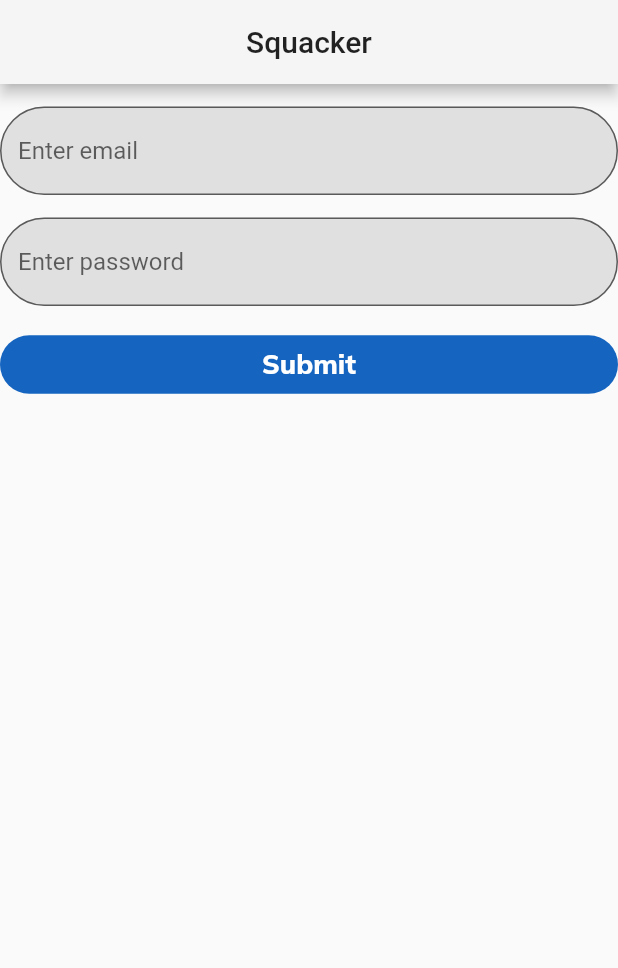
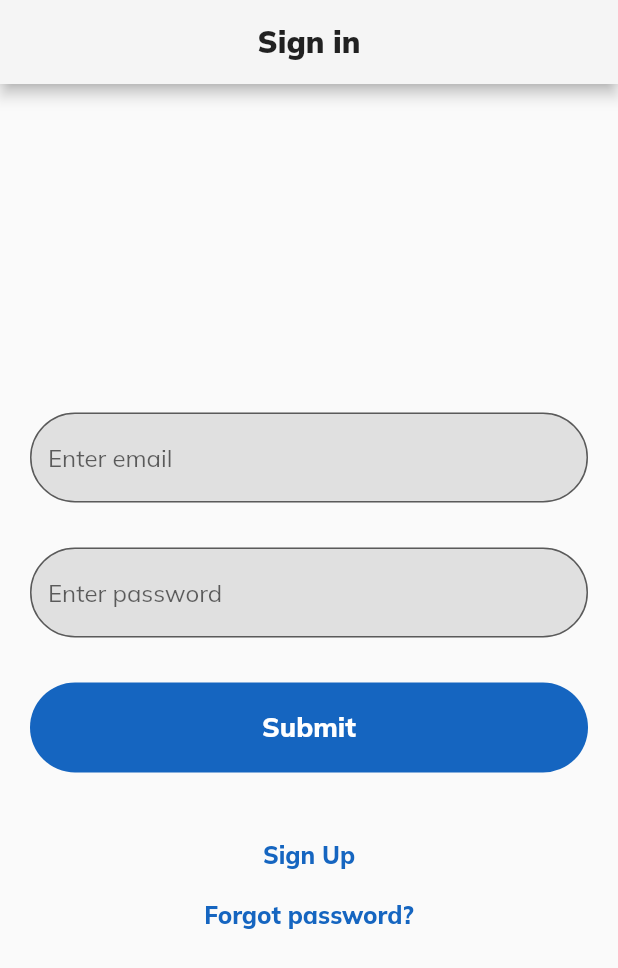
Before and after one commit to treserio/holbertonschool-twitter_clone, a Flutter app: the screen it shows after launch, on a phone screen of 412 x 824 dp. Shown: the top 968 px of the screen. Run offline on Flutter 3.47's test engine with Material 2 defaults, Android fonts, the light colour scheme and no system bars; our stand-ins replace google_fonts.

Commit message:
3 SignIn page init

```diff
--- a/twitter/lib/main.dart
+++ b/twitter/lib/main.dart
@@ -1,6 +1,8 @@
 import 'package:flutter/material.dart';
 import './widgets/entry_field.dart';
 import './widgets/flat_button.dart';
+import './screens/signin_screen.dart';
+import 'package:google_fonts/google_fonts.dart';
 
 void main() {
   runApp(const MyApp());
@@ -26,33 +28,12 @@ class MyApp extends StatelessWidget {
                 borderRadius: BorderRadius.circular(30),
               ),
             ),
+            minimumSize: MaterialStateProperty.all<Size>(const Size(0, 60)),
           ),
         ),
+        textTheme: GoogleFonts.mulishTextTheme()
       ),
-      home: Scaffold(
-        appBar: AppBar(
-          backgroundColor: Colors.grey.shade100,
-          foregroundColor: Colors.black87,
-          title: const Center(
-            child: Text(
-              'Squacker',
-              textAlign: TextAlign.center,
-            )
-          ),
-        ),
-        body: ListView(
-          children: [
-            EntryField(
-              hint: 'Enter email',
-            ),
-            EntryField(
-              hint: 'Enter password',
-              isPassword: true,
-            ),
-            const FlatButton(),
-          ]
-        )
-      )
+      home: const SignIn(),
     );
   }
 }
--- a/twitter/lib/screens/signin_screen.dart
+++ b/twitter/lib/screens/signin_screen.dart
@@ -1,5 +1,5 @@
 import 'dart:core';
-import 'dart:html';
+// import 'dart:html';
 // import 'dart:convert';
 // import 'package:http/http.dart' as http;
 import 'package:flutter/material.dart';
@@ -34,5 +34,84 @@ class _SignInState extends State<SignIn> {
   }
 
   @override
-  Widget build(BuildContext context) => const Text('stuff');
+  Widget build(BuildContext context) => Scaffold(
+    appBar: AppBar(
+      backgroundColor: Colors.grey.shade100,
+      foregroundColor: Colors.black87,
+      title: const Center(
+        child: Text(
+          'Sign in',
+          textAlign: TextAlign.center,
+          style: TextStyle(
+            fontWeight: FontWeight.w900,
+          )
+        )
+      ),
+    ),
+    body: Center(
+      child: ListView(
+        padding: const EdgeInsetsDirectional.only(
+          start: 20,
+          end: 20,
+        ),
+        shrinkWrap: true,
+        children: [
+          EntryField(
+            hint: 'Enter email',
+            controller: _emailController,
+          ),
+          EntryField(
+            hint: 'Enter password',
+            isPassword: true,
+            controller: _passwordController,
+          ),
+          const FlatButton(),
+          Padding(
+            padding: const EdgeInsetsDirectional.only(top: 30),
+            child: GestureDetector(
+              onTap: () {
+                Navigator.push(
+                  context,
+                  MaterialPageRoute(builder: (context) => const Text('SignUp')),
+                );
+              },
+              child: Center(
+                child: Text(
+                  'Sign Up',
+                  style: TextStyle(
+                    fontSize: 16,
+                    fontWeight: FontWeight.w800,
+                    foreground: Paint()
+                      ..color = Colors.blue.shade800,
+                  ),
+                ),
+              )
+            ),
+          ),
+          Padding(
+            padding: const EdgeInsetsDirectional.only(top: 20),
+            child: GestureDetector(
+              onTap: () {
+                Navigator.push(
+                  context,
+                  MaterialPageRoute(builder: (context) => const Text('ForgotPassword')),
+                );
+              },
+              child: Center(
+                child: Text(
+                  'Forgot password?',
+                  style: TextStyle(
+                    fontSize: 16,
+                    fontWeight: FontWeight.w800,
+                    foreground: Paint()
+                      ..color = Colors.blue.shade800,
+                  ),
+                ),
+              ),
+            ),
+          ),
+        ]
+      )
+    ),
+  );
 }
--- a/twitter/lib/widgets/entry_field.dart
+++ b/twitter/lib/widgets/entry_field.dart
@@ -3,18 +3,19 @@ import 'package:flutter/material.dart';
 class EntryField extends StatelessWidget {
   final String hint;
   final bool isPassword;
-  final TextEditingController controller = TextEditingController();
+  final TextEditingController controller;
 
 
-  EntryField({
+  const EntryField({
     super.key,
     this.hint = 'default',
     this.isPassword = false,
+    required this.controller,
   });
 
   @override
   Widget build(BuildContext context) => Padding(
-    padding: const EdgeInsetsDirectional.only(top: 15),
+    padding: const EdgeInsetsDirectional.only(top: 15, bottom: 15),
     child: TextField(
       controller: controller,
       decoration: InputDecoration(
--- a/twitter/lib/widgets/flat_button.dart
+++ b/twitter/lib/widgets/flat_button.dart
@@ -9,20 +9,18 @@ class FlatButton extends StatelessWidget {
     this.label = 'Submit',
   });
 
-  void onPressed() => 'testing';
+  void onPressed() => print('Submitted');
 
   @override
   Widget build(BuildContext context) => Padding(
-    padding: const EdgeInsetsDirectional.only(top: 15),
+    padding: const EdgeInsetsDirectional.only(top: 15, bottom: 15),
     child: TextButton(
     onPressed: onPressed,
     child: Text(
       label,
-      style: GoogleFonts.mulish(
-        textStyle: const TextStyle(
-          fontSize: 18,
-          fontWeight: FontWeight.w800,
-        ),
+      style: const TextStyle(
+        fontSize: 18,
+        fontWeight: FontWeight.w800,
       ),
     ),
     ),
```
